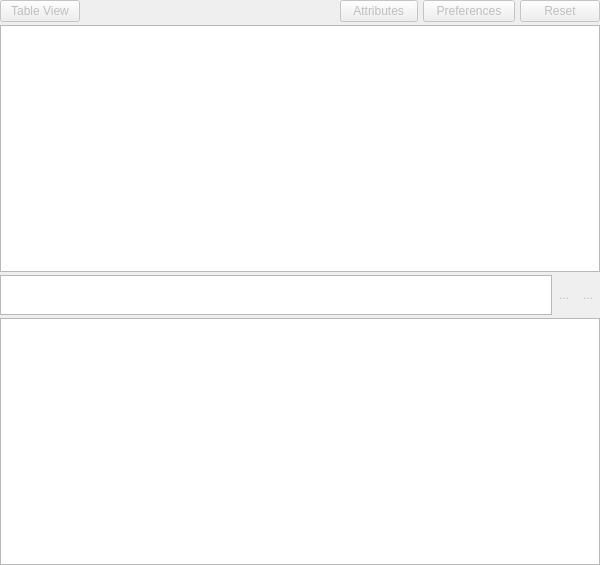
The window that src/gdxviewer/gdxsymbolview.ui (GAMS-dev/studio) describes before a commit, drawn with Qt 5.
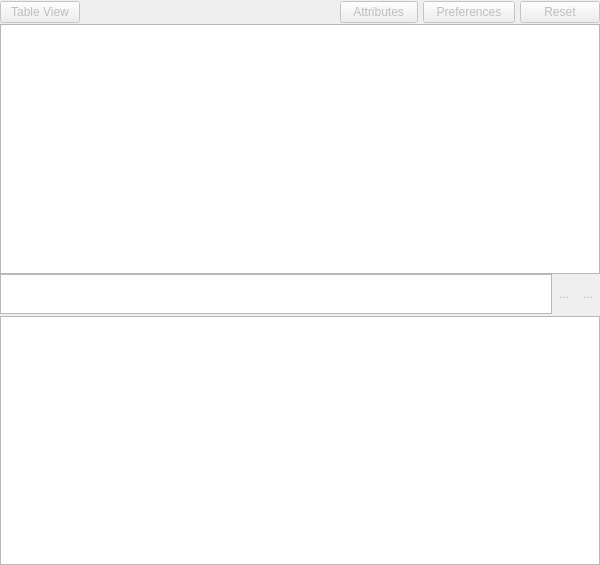
The same window after the commit. Icons and pictures are not drawn.

Commit message: clean up and slightly improve the layout of the GDX Viewer

```diff
--- a/src/gdxviewer/gdxsymbolview.ui
+++ b/src/gdxviewer/gdxsymbolview.ui
@@ -27,7 +27,7 @@
   </property>
   <layout class="QVBoxLayout" name="verticalLayout">
    <property name="spacing">
-    <number>3</number>
+    <number>0</number>
    </property>
    <property name="leftMargin">
     <number>0</number>
@@ -46,6 +46,15 @@
      <property name="spacing">
       <number>5</number>
      </property>
+     <property name="topMargin">
+      <number>1</number>
+     </property>
+     <property name="rightMargin">
+      <number>0</number>
+     </property>
+     <property name="bottomMargin">
+      <number>1</number>
+     </property>
      <item>
       <widget class="QPushButton" name="pbToggleView">
        <property name="enabled">
@@ -230,6 +239,9 @@
      <property name="spacing">
       <number>0</number>
      </property>
+     <property name="bottomMargin">
+      <number>2</number>
+     </property>
      <item>
       <widget class="QTableView" name="tvRowDomains">
        <property name="enabled">
```
The commit also changes 3 other files.
